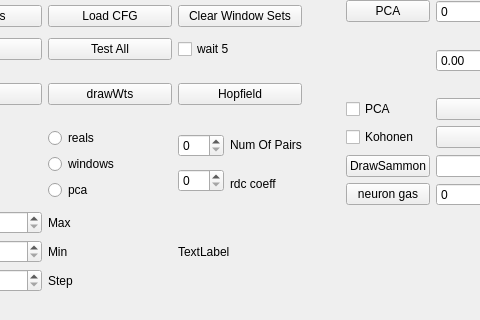
First picture: the form in net.ui, repository ArtfulVampire/SecondGUIrepo, before the edit; both pictures show x 254 to 734 and y 0 to 320 of the 981 by 649 pixel window.
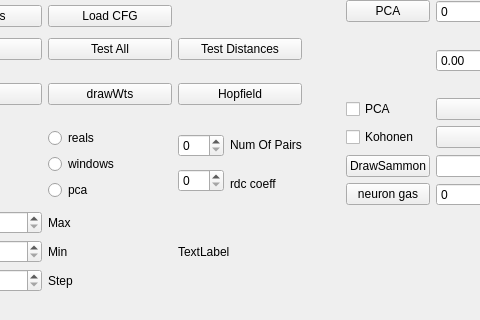
Second picture: the form after the edit.

Commit message: MatiSlice && markers test

```diff
--- a/net.ui
+++ b/net.ui
@@ -224,20 +224,6 @@
       </item>
      </layout>
     </item>
-    <item row="0" column="3">
-     <widget class="QPushButton" name="clearSetsButton">
-      <property name="text">
-       <string>Clear Window Sets</string>
-      </property>
-     </widget>
-    </item>
-    <item row="1" column="3">
-     <widget class="QCheckBox" name="clearSetsWaitBox">
-      <property name="text">
-       <string>wait 5</string>
-      </property>
-     </widget>
-    </item>
     <item row="2" column="3">
      <widget class="QPushButton" name="hopfieldPushButton">
       <property name="text">
@@ -274,6 +260,13 @@
       </item>
      </layout>
     </item>
+    <item row="1" column="3">
+     <widget class="QPushButton" name="distancesPushButton">
+      <property name="text">
+       <string>Test Distances</string>
+      </property>
+     </widget>
+    </item>
    </layout>
   </widget>
   <widget class="QWidget" name="layoutWidget">
```
The commit also changes 5 other files.
